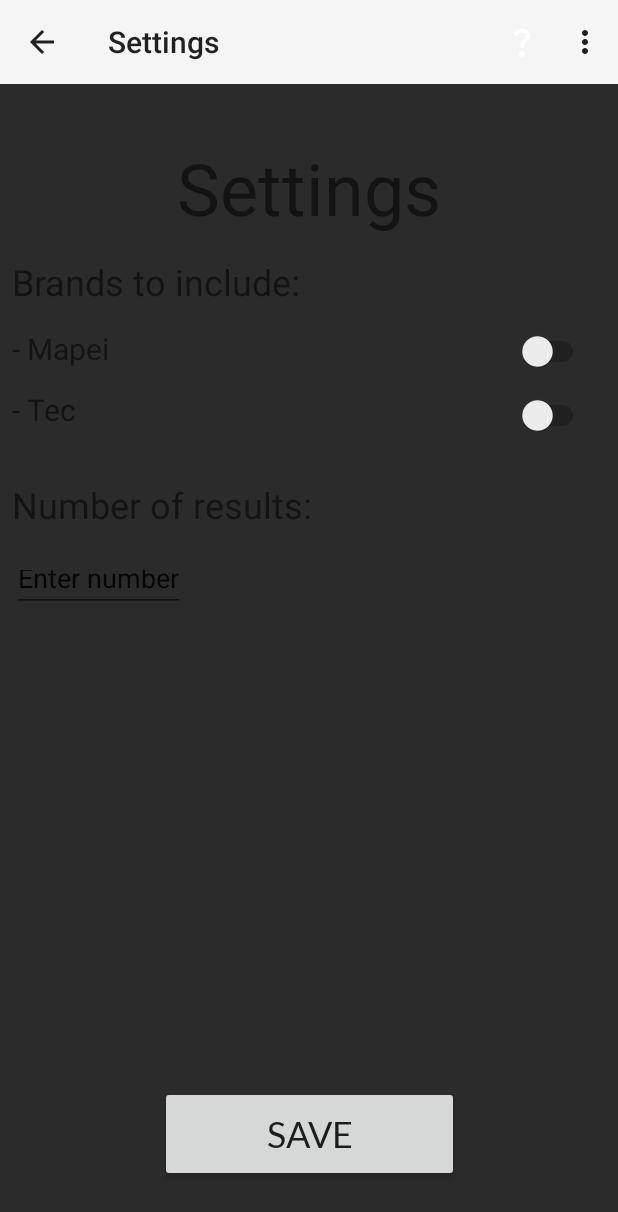
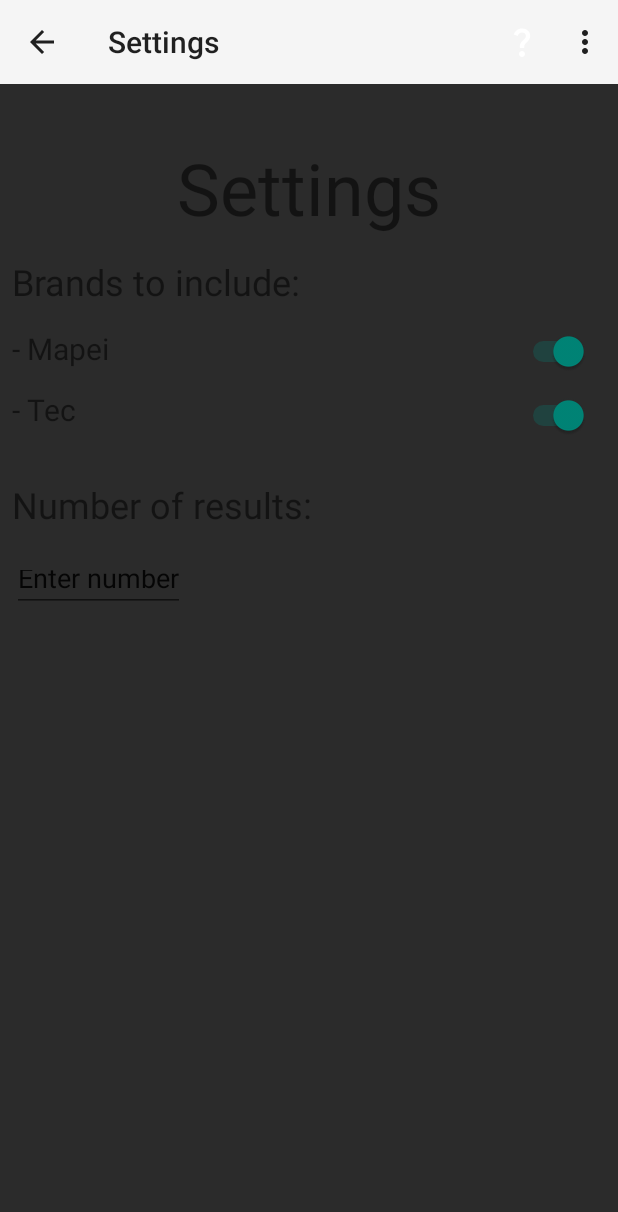
Before and after one commit to Daltz333/COSC-481W, an Android app: the Results screen opened through its navigation route, in the options menu, after a tap on "Settings", on a phone screen of 412 x 824 dp. Shown: the top 1212 px of the screen. Run offline under Robolectric (Android 15) with nearby library versions, the phone set to English and light mode, and no system bars; 3 statements that could not run were skipped.

Commit message:
Updated settings functionality

```diff
--- a/app/src/main/java/edu/emich/thp/GlobalSettings/GlobalSettings.java
+++ b/app/src/main/java/edu/emich/thp/GlobalSettings/GlobalSettings.java
@@ -16,6 +16,10 @@ import edu.emich.thp.models.GroutItem;
 
 public class GlobalSettings {
     private int hexColor = 0;
+    private boolean includeMapei = true;
+    private boolean includeTec = true;
+    private int numSearchResults = 3;
+
     private static GlobalSettings _GlobalSettings = null;
 
     public static GlobalSettings getInstance() {
@@ -24,6 +28,30 @@ public class GlobalSettings {
         }
 
         return _GlobalSettings;
+    }
+
+    public int getNumSearchResults() {
+        return numSearchResults;
+    }
+
+    public void setNumSearchResults(int numSearchResults) {
+        this.numSearchResults = numSearchResults;
+    }
+
+    public boolean includeMapei() {
+        return includeMapei;
+    }
+
+    public void setIncludeMapei(boolean includeMapei) {
+        this.includeMapei = includeMapei;
+    }
+
+    public boolean includeTec() {
+        return includeTec;
+    }
+
+    public void setIncludeTec(boolean includeTec) {
+        this.includeTec = includeTec;
     }
 
     private GlobalSettings() {}
--- a/app/src/main/java/edu/emich/thp/Results.java
+++ b/app/src/main/java/edu/emich/thp/Results.java
@@ -95,20 +95,39 @@ public class Results extends Fragment {
 
     private void setResultInfo() {
         DbClient data = DbClient.getInstance();
-        ArrayList<GroutItem> items = data.getGrout();
+        ArrayList<GroutItem> initialItems = data.getGrout();
+        ArrayList<GroutItem> items = new ArrayList<>();
+
+        GlobalSettings settings = GlobalSettings.getInstance();
+
+        // Filter the results by brand
+        for(GroutItem initialItem : initialItems) {
+            if(initialItem.getBrandName().equals("Mapei") && settings.includeMapei() == true) {
+                items.add(initialItem);
+            }
+            else if(initialItem.getBrandName().equals("Tec") && settings.includeTec() == true) {
+                items.add(initialItem);
+            }
+        }
 
         // Number of results to be displayed
-        int numResults = 3;
+        int numResults = settings.getNumSearchResults();
 
-        GlobalSettings settings = GlobalSettings.getInstance();
+
         String targetHex =  Integer.toHexString(settings.getHexColor());
+        targetHex = targetHex.substring(2);
         if(targetHex.length() < 6) {
             targetHex = "0" + targetHex;
         }
+        try {
 
-        int targetRed = Integer.parseInt(targetHex.substring(2, 4), 16);    // SAMPLE TARGET VALUES. THIS IS WHITE
-        int targetGreen = Integer.parseInt(targetHex.substring(4, 6), 16);
-        int targetBlue = Integer.parseInt(targetHex.substring(6, 8), 16);
+        }
+        catch (Exception e) {
+            Log.e("invalidHexCode", "The following hex cannot be used: " + targetHex);
+        }
+        int targetRed = Integer.parseInt(targetHex.substring(0, 2), 16);
+        int targetGreen = Integer.parseInt(targetHex.substring(2, 4), 16);
+        int targetBlue = Integer.parseInt(targetHex.substring(4, 6), 16);
 
         // Perform nearest neighbor algorithm
         for(int i = 0; i < items.size(); i++) {
@@ -177,16 +196,6 @@ public class Results extends Fragment {
                              Bundle savedInstanceState) {
         // Inflate the layout for this fragment
         View view = inflater.inflate(R.layout.fragment_results, container, false);
-        try {
-            Button settings_button = (Button) view.findViewById(R.id.results_settings_button);
-            Button menu_button = (Button) view.findViewById(R.id.results_menu_button);
-            settings_button.setOnClickListener(args -> {
-                NavHostFragment.findNavController(this).navigate(R.id.settings);
-            });
-            menu_button.setOnClickListener(args -> {
-                NavHostFragment.findNavController(this).navigate(R.id.startPage);
-            });
-        } catch (Exception ignored) {}
         return view;
     }
 }
--- a/app/src/main/java/edu/emich/thp/Settings.java
+++ b/app/src/main/java/edu/emich/thp/Settings.java
@@ -5,10 +5,17 @@ import android.os.Bundle;
 import androidx.fragment.app.Fragment;
 import androidx.navigation.fragment.NavHostFragment;
 
+import android.text.Editable;
+import android.text.TextWatcher;
 import android.view.LayoutInflater;
 import android.view.View;
 import android.view.ViewGroup;
 import android.widget.Button;
+import android.widget.CompoundButton;
+import android.widget.EditText;
+import android.widget.Switch;
+
+import edu.emich.thp.GlobalSettings.GlobalSettings;
 
 /**
  * A simple {@link Fragment} subclass.
@@ -63,10 +70,73 @@ public class Settings extends Fragment {
         // Inflate the layout for this fragment
         View view = inflater.inflate(R.layout.fragment_settings, container, false);
         try {
-            Button save_button = (Button) view.findViewById(R.id.results_menu_button);
-            save_button.setOnClickListener(args -> {
-                NavHostFragment.findNavController(this).navigate(R.id.startPage);
+            // Get switches and number input component
+            Switch mapei = (Switch) view.findViewById(R.id.mapei_switch);
+            Switch tec = (Switch) view.findViewById(R.id.tec_switch);
+            EditText numInput = (EditText) view.findViewById(R.id.input_number);
+
+            // Get access to global settings
+            GlobalSettings settings = GlobalSettings.getInstance();
+
+            // Check the last state of the switch and update switch state accordingly
+            mapei.setChecked(settings.includeMapei());
+            tec.setChecked(settings.includeTec());
+
+            numInput.addTextChangedListener(new TextWatcher() {
+                @Override
+                public void beforeTextChanged(CharSequence charSequence, int start, int before, int count) {
+                    // Required for TextWatcher
+                }
+
+                @Override
+                public void onTextChanged(CharSequence charSequence, int start, int before, int count) {
+                    // Required for TextWatcher
+                }
+
+                @Override
+                public void afterTextChanged(Editable editable) {
+                    String enteredText = editable.toString();
+                    try {
+                        int enteredNumber = Integer.parseInt(enteredText);
+                        if (enteredNumber < 0) {
+                            throw new NumberFormatException("Input must not be negative");
+                        }
+                        else {
+                            settings.setNumSearchResults(enteredNumber);
+                        }
+
+                    } catch (NumberFormatException e) {
+                        // Handle the case where the input is not a valid integer
+                    }
+                }
             });
+
+            // Create listeners
+            mapei.setOnCheckedChangeListener(new CompoundButton.OnCheckedChangeListener() {
+                @Override
+                public void onCheckedChanged(CompoundButton buttonView, boolean isChecked) {
+                    if (isChecked) {
+                        // Switch is ON
+                        settings.setIncludeMapei(true);
+                    } else {
+                        // Switch is OFF
+                        settings.setIncludeMapei(false);
+                    }
+                }
+            });
+            tec.setOnCheckedChangeListener(new CompoundButton.OnCheckedChangeListener() {
+                @Override
+                public void onCheckedChanged(CompoundButton buttonView, boolean isChecked) {
+                    if (isChecked) {
+                        // Switch is ON
+                        settings.setIncludeTec(true);
+                    } else {
+                        // Switch is OFF
+                        settings.setIncludeTec(false);
+                    }
+                }
+            });
+
         } catch (Exception ignored) {}
         return view;
     }
--- a/app/src/main/res/layout/fragment_settings.xml
+++ b/app/src/main/res/layout/fragment_settings.xml
@@ -10,17 +10,6 @@
         android:layout_width="match_parent"
         android:layout_height="match_parent"
         tools:context=".MainActivity">
-
-        <Button
-            android:id="@+id/results_menu_button"
-            android:layout_width="199dp"
-            android:layout_height="64dp"
-            android:layout_marginBottom="36dp"
-            android:text="Save"
-            android:textSize="24sp"
-            app:layout_constraintBottom_toBottomOf="parent"
-            app:layout_constraintEnd_toEndOf="parent"
-            app:layout_constraintStart_toStartOf="parent" />
 
         <TextView
             android:id="@+id/textView2"
@@ -94,7 +83,7 @@
             tools:fontFamily="@font/archivo_black" />
 
         <Switch
-            android:id="@+id/switch2"
+            android:id="@+id/tec_switch"
             android:layout_width="63dp"
             android:layout_height="24dp"
             android:layout_marginEnd="19dp"
@@ -103,7 +92,7 @@
             app:layout_constraintEnd_toEndOf="parent" />
 
         <Switch
-            android:id="@+id/switch1"
+            android:id="@+id/mapei_switch"
             android:layout_width="63dp"
             android:layout_height="24dp"
             android:layout_marginEnd="19dp"
@@ -112,7 +101,7 @@
             app:layout_constraintEnd_toEndOf="parent" />
 
         <EditText
-            android:id="@+id/editTextNumber2"
+            android:id="@+id/input_number"
             android:layout_width="115dp"
             android:layout_height="38dp"
             android:layout_marginStart="8dp"
--- a/app/src/main/res/layout/fragment_start_page.xml
+++ b/app/src/main/res/layout/fragment_start_page.xml
@@ -83,7 +83,7 @@
         android:id="@+id/descriptionText"
         android:layout_width="wrap_content"
         android:layout_height="wrap_content"
-        android:text="16070 NORTHVILLE RD PLYMOUTH MI 48170"
+        android:text="PLYMOUTH MI 48170"
         app:layout_constraintEnd_toEndOf="parent"
         app:layout_constraintStart_toStartOf="parent"
         app:layout_constraintTop_toBottomOf="@+id/imageView" />
--- a/app/src/main/res/values/strings.xml
+++ b/app/src/main/res/values/strings.xml
@@ -7,5 +7,5 @@
     <string name="import_or_take_a_picture_using_the_below_buttons_a_preview_of_your_image_will_be_shown_below_please_click_on_the_portion_of_the_image_that_contains_grout">Import or take a picture using the below buttons. A preview of your image will be shown below. Please click on the portion of the image that contains grout.</string>
     <string name="next">Next!</string>
     <string name="usageHelpText"><u>How do I use this?</u></string>
-    <string name="aboutUsText">We are a team of professional tile grout installers. We install and repair tile in your bathroom, kitchen, etc for CHEAP.\n\nQuotes starting at <b>22.50/sq foot</b>, we will BEAT any other installer.</string>
+    <string name="aboutUsText">We are a team of professional tile installers. We install and repair tile in your bathroom, kitchen, etc at the highest quality.\n\nWe will BEAT any other installer!</string>
 </resources>
```
Also changed, not shown: app/src/main/res/layout/fragment_results.xml (+3 -24 lines).
